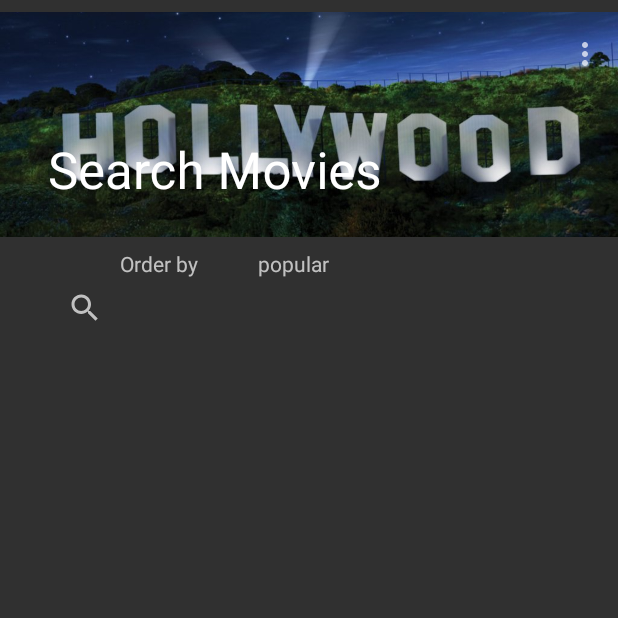
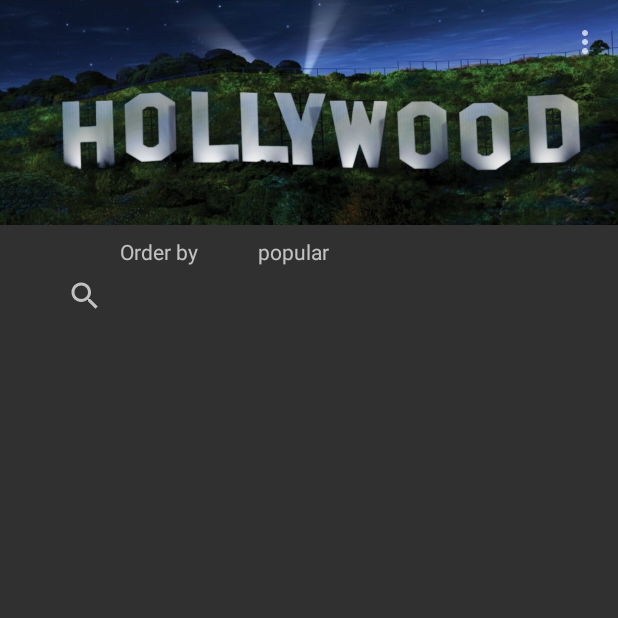
Before and after one commit to johnny3young/SearchMovies, an Android app: the screen it shows after launch (MainActivity), on a phone screen of 412 x 824 dp, the top half of it. Run offline under Robolectric (Android 15) with nearby library versions, the phone set to English and light mode, and no system bars.

Commit message:
Adding and fixing main image

```diff
--- a/app/src/main/res/layout/activity_main.xml
+++ b/app/src/main/res/layout/activity_main.xml
@@ -10,33 +10,32 @@
 
     <android.support.design.widget.AppBarLayout
             android:id="@+id/appbarlayout"
-            android:theme="@style/Toolbar"
             android:layout_width="match_parent"
             android:layout_height="150dp"
             android:background="?colorPrimary"
+            android:elevation="4dp"
             android:fitsSystemWindows="true"
-            android:elevation="4dp"
-            android:layout_marginTop="8dp"
+            android:theme="@style/Toolbar"
             app:layout_constraintTop_toTopOf="parent">
 
         <android.support.design.widget.CollapsingToolbarLayout
+                android:layout_width="match_parent"
+                android:layout_height="match_parent"
                 android:fitsSystemWindows="true"
                 app:contentScrim="?attr/colorPrimary"
-                app:layout_scrollFlags="scroll|exitUntilCollapsed"
-                android:layout_width="match_parent"
-                android:layout_height="match_parent">
+                app:layout_scrollFlags="scroll|exitUntilCollapsed">
 
             <ImageView
-                    android:src="@drawable/portada_hollywood_1024x1024"
+                    android:layout_width="match_parent"
+                    android:layout_height="match_parent"
                     android:scaleType="centerCrop"
-                    android:layout_width="match_parent"
-                    android:layout_height="match_parent"/>
+                    android:src="@drawable/portada_hollywood_1024x1024" />
 
             <android.support.v7.widget.Toolbar
                     android:id="@+id/toolbar"
-                    app:layout_collapseMode="pin"
                     android:layout_width="match_parent"
-                    android:layout_height="?attr/actionBarSize"/>
+                    android:layout_height="?attr/actionBarSize"
+                    app:layout_collapseMode="pin" />
         </android.support.design.widget.CollapsingToolbarLayout>
 
     </android.support.design.widget.AppBarLayout>
@@ -68,13 +67,14 @@
 
     <android.support.v7.widget.RecyclerView
             android:id="@+id/recyclerViewMovies"
-            android:layout_width="match_parent"
+            android:layout_width="0dp"
             android:layout_height="wrap_content"
+            android:layout_marginTop="8dp"
             android:isScrollContainer="true"
-            tools:layout_editor_absoluteX="0dp"
-            android:layout_marginTop="8dp"
             app:layout_behavior="@string/appbar_scrolling_view_behavior"
-            app:layout_constraintTop_toBottomOf="@+id/searchMovies"/>
+            app:layout_constraintEnd_toEndOf="parent"
+            app:layout_constraintStart_toStartOf="parent"
+            app:layout_constraintTop_toBottomOf="@+id/searchMovies" />
 
     <TextView
             android:text="Order by"
--- a/app/src/main/res/values/strings.xml
+++ b/app/src/main/res/values/strings.xml
@@ -1,5 +1,5 @@
 <resources>
-    <string name="app_name">Search Movies</string>
+    <string name="app_name"></string>
     <string name="action_settings">Settings</string>
     <string name="action_Popular">Most Popular</string>
     <string name="action_Top_Rated">Top Rated</string>
--- a/build.gradle
+++ b/build.gradle
@@ -8,7 +8,7 @@
 
     }
     dependencies {
-        classpath 'com.android.tools.build:gradle:3.4.2'
+        classpath 'com.android.tools.build:gradle:3.5.0'
         classpath "org.jetbrains.kotlin:kotlin-gradle-plugin:$kotlin_version"
         // NOTE: Do not place your application dependencies here; they belong
         // in the individual module build.gradle files
```
Also changed, not shown: gradle/wrapper/gradle-wrapper.properties.
